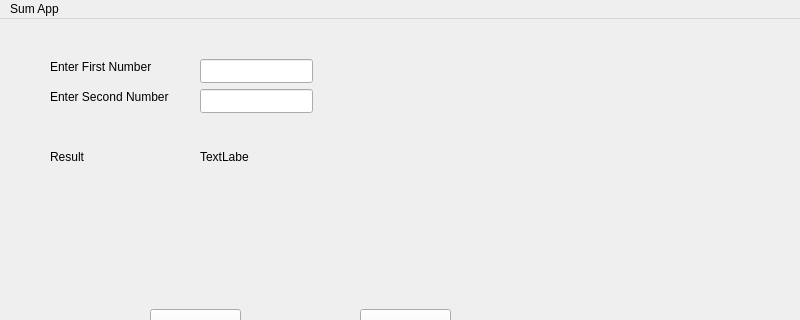
Before: the Qt Designer form lab3_unix/mainwindow.ui in KILbKA/932003_unix_molokov, drawn with Qt 5; both pictures show x 0 to 800 and y 0 to 320 of the 800 by 600 pixel window.
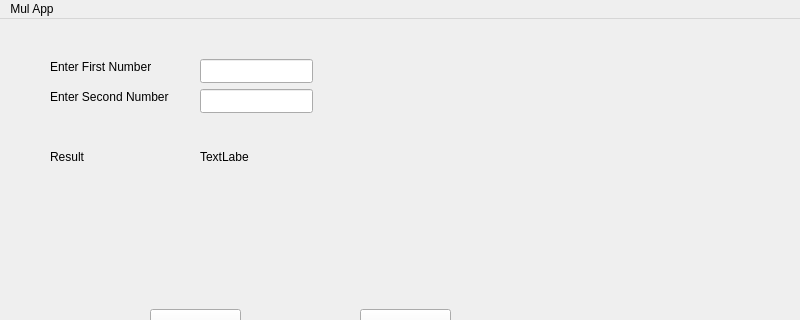
After: the same form once the commit is applied.

Patch:
```diff
--- a/lab3_unix/mainwindow.ui
+++ b/lab3_unix/mainwindow.ui
@@ -122,12 +122,12 @@
      <height>21</height>
     </rect>
    </property>
-   <widget class="QMenu" name="menuSum_App">
+   <widget class="QMenu" name="menuMul_App">
     <property name="title">
-     <string>Sum App</string>
+     <string>Mul App</string>
     </property>
    </widget>
-   <addaction name="menuSum_App"/>
+   <addaction name="menuMul_App"/>
   </widget>
   <widget class="QStatusBar" name="statusbar"/>
  </widget>
```
Left out of the diff: 2 changed lines with no effect on the pictures.
